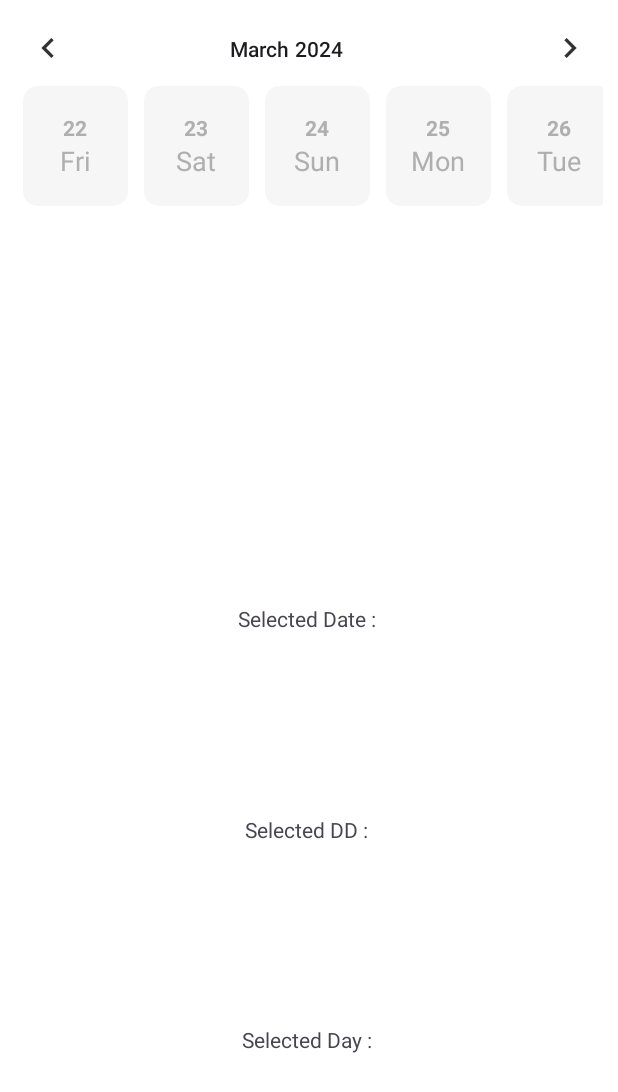
After one commit to chickenHuy/MiniSoccerFieldManagement-Android, an Android app: the fragment BookingFragment shown on its own in the app's theme, on a phone screen of 412 x 824 dp. The commit adds this screen. Shown: the top 1092 px of the screen. Run offline under Robolectric (Android 15) with nearby library versions, the phone set to English and light mode, and no system bars.

Commit message:
Thêm booking fragment

```diff
--- a/app/build.gradle
+++ b/app/build.gradle
@@ -29,6 +29,9 @@ android {
     buildFeatures {
         viewBinding true
     }
+    dataBinding {
+        enabled = true
+    }
 }
 
 dependencies {
--- a/app/src/main/java/vn/id/nguyenthanhhuy/minisoccerfieldmanagement/activity/MainActivity.java
+++ b/app/src/main/java/vn/id/nguyenthanhhuy/minisoccerfieldmanagement/activity/MainActivity.java
@@ -16,7 +16,7 @@ import vn.id.nguyenthanhhuy.minisoccerfieldmanagement.application.MainApplicatio
 import vn.id.nguyenthanhhuy.minisoccerfieldmanagement.fragment.FeedsFragment;
 import vn.id.nguyenthanhhuy.minisoccerfieldmanagement.fragment.HomeFragment;
 import vn.id.nguyenthanhhuy.minisoccerfieldmanagement.fragment.ShowUserProfileFragment;
-import vn.id.nguyenthanhhuy.minisoccerfieldmanagement.fragment.TransactionFragment;
+import vn.id.nguyenthanhhuy.minisoccerfieldmanagement.fragment.BookingFragment;
 import vn.id.nguyenthanhhuy.minisoccerfieldmanagement.fragment.WalletFragment;
 
 public class MainActivity extends AppCompatActivity {
@@ -51,7 +51,7 @@ public class MainActivity extends AppCompatActivity {
         bottomNavigationViewMenu.setOnNavigationItemSelectedListener(item -> {
             if (item.getItemId() == R.id.menu_option_transaction) {
                 floatingActionButton.setImageTintList(getResources().getColorStateList(R.color.black, getTheme()));
-                switchFragment(new TransactionFragment());
+                switchFragment(new BookingFragment());
                 return true;
             }
             if (item.getItemId() == R.id.menu_option_feeds) {
--- /dev/null
+++ b/app/src/main/java/vn/id/nguyenthanhhuy/minisoccerfieldmanagement/adapter/CalendarAdapter.java
@@ -0,0 +1,99 @@
+package vn.id.nguyenthanhhuy.minisoccerfieldmanagement.adapter;
+
+import android.os.Build;
+import android.view.LayoutInflater;
+import android.view.View;
+import android.view.ViewGroup;
+import android.widget.LinearLayout;
+import android.widget.TextView;
+
+import androidx.annotation.RequiresApi;
+import androidx.core.content.ContextCompat;
+import androidx.recyclerview.widget.RecyclerView;
+
+import java.util.ArrayList;
+
+import vn.id.nguyenthanhhuy.minisoccerfieldmanagement.R;
+import vn.id.nguyenthanhhuy.minisoccerfieldmanagement.model.CalendarDateModel;
+
+public class CalendarAdapter extends RecyclerView.Adapter<CalendarAdapter.CalendarViewHolder> {
+
+    private ArrayList<CalendarDateModel> list = new ArrayList<>();
+    private int adapterPosition = -1;
+    private OnItemClickListener mListener;
+
+    public CalendarAdapter(OnItemClickListener onItemClickListener) {
+    }
+
+    public interface OnItemClickListener {
+        void onItemClick(String text, String date, String day);
+    }
+
+    public void setOnItemClickListener(OnItemClickListener listener) {
+        mListener = listener;
+    }
+
+    @Override
+    public CalendarViewHolder onCreateViewHolder(ViewGroup parent, int viewType) {
+        LayoutInflater inflater = LayoutInflater.from(parent.getContext());
+        View view = inflater.inflate(R.layout.date_layout, parent, false);
+        return new CalendarViewHolder(view);
+    }
+
+    @RequiresApi(api = Build.VERSION_CODES.O)
+ @Override
+public void onBindViewHolder(CalendarViewHolder holder, int position) {
+    CalendarDateModel itemList = list.get(position);
+    holder.calendarDay.setText(itemList.getCalendarDay());
+    holder.calendarDate.setText(itemList.getCalendarDate());
+
+    holder.itemView.setOnClickListener(v -> {
+        int currentPosition = holder.getAdapterPosition();
+        if (currentPosition == RecyclerView.NO_POSITION) return;
+
+        adapterPosition = currentPosition;
+        notifyItemRangeChanged(0, list.size());
+
+        String text = itemList.getCalendarYear();
+        String date = itemList.getCalendarDate();
+        String day = itemList.getCalendarDay();
+        if (mListener != null) {
+            mListener.onItemClick(text, date, day);
+        }
+    });
+
+    if (position == adapterPosition) {
+        holder.calendarDay.setTextColor(ContextCompat.getColor(holder.itemView.getContext(), R.color.primaryColor));
+        holder.calendarDate.setTextColor(ContextCompat.getColor(holder.itemView.getContext(), R.color.primaryColor));
+        holder.linear.setBackground(holder.itemView.getContext().getDrawable(R.drawable.rectangle_fill));
+    } else {
+        holder.calendarDay.setTextColor(ContextCompat.getColor(holder.itemView.getContext(), R.color.gray));
+        holder.calendarDate.setTextColor(ContextCompat.getColor(holder.itemView.getContext(), R.color.gray));
+        holder.linear.setBackground(holder.itemView.getContext().getDrawable(R.drawable.rectangle_outline));
+    }
+}
+
+    @Override
+    public int getItemCount() {
+        return list.size();
+    }
+
+    public void setData(ArrayList<CalendarDateModel> calendarList) {
+        list.clear();
+        list.addAll(calendarList);
+        notifyDataSetChanged();
+    }
+
+    public static class CalendarViewHolder extends RecyclerView.ViewHolder {
+        TextView calendarDay;
+        TextView calendarDate;
+        LinearLayout linear;
+
+        public CalendarViewHolder(View view) {
+            super(view);
+            calendarDay = view.findViewById(R.id.tv_calendar_day);
+            calendarDate = view.findViewById(R.id.tv_calendar_date);
+            linear = view.findViewById(R.id.linear_calendar);
+        }
+    }
+}
--- /dev/null
+++ b/app/src/main/java/vn/id/nguyenthanhhuy/minisoccerfieldmanagement/fragment/BookingFragment.java
@@ -0,0 +1,140 @@
+package vn.id.nguyenthanhhuy.minisoccerfieldmanagement.fragment;
+
+import androidx.annotation.NonNull;
+import androidx.annotation.Nullable;
+import androidx.fragment.app.Fragment;
+import androidx.recyclerview.widget.LinearSnapHelper;
+import androidx.recyclerview.widget.RecyclerView;
+import androidx.recyclerview.widget.SnapHelper;
+
+import android.os.Bundle;
+import android.view.LayoutInflater;
+import android.view.View;
+import android.view.ViewGroup;
+import android.widget.ImageView;
+import android.widget.TextView;
+
+import java.text.SimpleDateFormat;
+import java.util.ArrayList;
+import java.util.Calendar;
+import java.util.Date;
+import java.util.Locale;
+
+import vn.id.nguyenthanhhuy.minisoccerfieldmanagement.R;
+import vn.id.nguyenthanhhuy.minisoccerfieldmanagement.adapter.CalendarAdapter;
+import vn.id.nguyenthanhhuy.minisoccerfieldmanagement.databinding.FragmentBookingBinding;
+import vn.id.nguyenthanhhuy.minisoccerfieldmanagement.model.CalendarDateModel;
+
+
+public class BookingFragment extends Fragment implements CalendarAdapter.OnItemClickListener {
+    private FragmentBookingBinding binding;
+    private  int adapterPosition = -1;
+    private RecyclerView recyclerView;
+    private TextView tvDateMonth;
+    private ImageView ivCalendarNext;
+    private ImageView ivCalendarPrevious;
+
+    private SimpleDateFormat sdf = new SimpleDateFormat("MMMM yyyy", Locale.ENGLISH);
+    private Calendar cal = Calendar.getInstance(Locale.ENGLISH);
+    private Calendar currentDate = Calendar.getInstance(Locale.ENGLISH);
+    private ArrayList<Date> dates = new ArrayList<>();
+    private CalendarAdapter adapter;
+    private ArrayList<CalendarDateModel> calendarList2 = new ArrayList<>();
+    @Nullable
+    @Override
+    public View onCreateView(@NonNull LayoutInflater inflater,
+                             @Nullable ViewGroup container,
+                             @Nullable Bundle savedInstanceState) {
+
+        binding = FragmentBookingBinding.inflate(inflater, container, false);
+        tvDateMonth = binding.textDateMonth;
+        recyclerView = binding.recyclerView;
+        ivCalendarNext = binding.ivCalendarNext;
+        ivCalendarPrevious = binding.ivCalendarPrevious;
+        setUpAdapter();
+        setUpClickListener();
+        setUpCalendar();
+        return binding.getRoot();
+    }
+
+    @Override
+    public void onViewCreated(@NonNull View view, @Nullable Bundle savedInstanceState) {
+        super.onViewCreated(view, savedInstanceState);
+
+    }
+
+    @Override
+    public void onDestroyView() {
+        super.onDestroyView();
+        binding = null;
+    }
+
+    @Override
+    public void onItemClick(String text, String date, String day) {
+        binding.selectedDate.setText("Selected date: " + text);
+        binding.selectedDD.setText("Selected DD: " + date);
+        binding.selectedDay.setText("Selected day: " + day);
+    }
+
+    private void setUpClickListener() {
+        ivCalendarNext.setOnClickListener(new View.OnClickListener() {
+            @Override
+            public void onClick(View v) {
+                cal.add(Calendar.MONTH, 1);
+                setUpCalendar();
+            }
+        });
+        ivCalendarPrevious.setOnClickListener(new View.OnClickListener() {
+            @Override
+            public void onClick(View v) {
+                cal.add(Calendar.MONTH, -1);
+                if (cal.equals(currentDate))
+                    setUpCalendar();
+                else
+                    setUpCalendar();
+            }
+        });
+    }
+
+    private void setUpAdapter() {
+        SnapHelper snapHelper = new LinearSnapHelper();
+        snapHelper.attachToRecyclerView(recyclerView);
+        adapter = new CalendarAdapter(new CalendarAdapter.OnItemClickListener() {
+            @Override
+            public void onItemClick(String text, String date, String day) {
+                for (int index = 0; index < calendarList2.size(); index++) {
+                    CalendarDateModel calendarModel = calendarList2.get(index);
+                    calendarModel.setSelected(index == adapterPosition);
+                }
+                adapter.setData(calendarList2);
+                adapter.setOnItemClickListener(this);
+            }
+        });
+        recyclerView.setAdapter(adapter);
+    }
+
+    private void setUpCalendar() {
+        ArrayList<CalendarDateModel> calendarList = new ArrayList<>();
+        tvDateMonth.setText(sdf.format(cal.getTime()));
+        Calendar monthCalendar = (Calendar) cal.clone();
+        int maxDaysInMonth = cal.getActualMaximum(Calendar.DAY_OF_MONTH);
+        dates.clear();
+        monthCalendar.set(Calendar.DAY_OF_MONTH, 1);
+        int todayPosition = -1;
+        while (dates.size() < maxDaysInMonth) {
+            dates.add(monthCalendar.getTime());
+            calendarList.add(new CalendarDateModel(monthCalendar.getTime(), false));
+            if (Calendar.getInstance().get(Calendar.DAY_OF_YEAR) == monthCalendar.get(Calendar.DAY_OF_YEAR)) {
+                todayPosition = dates.size() - 1;
+            }
+            monthCalendar.add(Calendar.DAY_OF_MONTH, 1);
+        }
+        calendarList2.clear();
+        calendarList2.addAll(calendarList);
+        adapter.setOnItemClickListener(this);
+        adapter.setData(calendarList);
+        if (todayPosition != -1) {
+            recyclerView.scrollToPosition(todayPosition);
+        }
+    }
+}
--- a/app/src/main/java/vn/id/nguyenthanhhuy/minisoccerfieldmanagement/fragment/TransactionFragment.java
+++ /dev/null
@@ -1,38 +0,0 @@
-package vn.id.nguyenthanhhuy.minisoccerfieldmanagement.fragment;
-
-import androidx.annotation.NonNull;
-import androidx.annotation.Nullable;
-import androidx.fragment.app.Fragment;
-
-import android.os.Bundle;
-import android.view.LayoutInflater;
-import android.view.View;
-import android.view.ViewGroup;
-
-import vn.id.nguyenthanhhuy.minisoccerfieldmanagement.databinding.FragmentTransactionBinding;
-
-public class TransactionFragment extends Fragment {
-    private FragmentTransactionBinding binding;
-
-    @Nullable
-    @Override
-    public View onCreateView(@NonNull LayoutInflater inflater,
-                             @Nullable ViewGroup container,
-                             @Nullable Bundle savedInstanceState) {
-
-        binding = FragmentTransactionBinding.inflate(inflater, container, false);
-        return binding.getRoot();
-    }
-
-    @Override
-    public void onViewCreated(@NonNull View view, @Nullable Bundle savedInstanceState) {
-        super.onViewCreated(view, savedInstanceState);
-
-    }
-
-    @Override
-    public void onDestroyView() {
-        super.onDestroyView();
-        binding = null;
-    }
-}
--- /dev/null
+++ b/app/src/main/java/vn/id/nguyenthanhhuy/minisoccerfieldmanagement/model/CalendarDateModel.java
@@ -0,0 +1,47 @@
+package vn.id.nguyenthanhhuy.minisoccerfieldmanagement.model;
+import java.text.SimpleDateFormat;
+import java.util.Calendar;
+import java.util.Date;
+import java.util.Locale;
+
+public class CalendarDateModel {
+    private Date data;
+    private boolean isSelected;
+
+    public CalendarDateModel(Date data, boolean isSelected) {
+        this.data = data;
+        this.isSelected = isSelected;
+    }
+
+    public String getCalendarDay() {
+        SimpleDateFormat format = new SimpleDateFormat("EE", Locale.getDefault());
+        return format.format(data);
+    }
+
+    public String getCalendarYear() {
+        SimpleDateFormat format = new SimpleDateFormat("dd MMMM yyyy", Locale.getDefault());
+        return format.format(data);
+    }
+
+    public String getCalendarDate() {
+        Calendar cal = Calendar.getInstance();
+        cal.setTime(data);
+        return String.valueOf(cal.get(Calendar.DAY_OF_MONTH));
+    }
+
+    public Date getData() {
+        return data;
+    }
+
+    public void setData(Date data) {
+        this.data = data;
+    }
+
+    public boolean isSelected() {
+        return isSelected;
+    }
+
+    public void setSelected(boolean selected) {
+        isSelected = selected;
+    }
+}
--- /dev/null
+++ b/app/src/main/res/drawable/rectangle_fill.xml
@@ -0,0 +1,8 @@
+<?xml version="1.0" encoding="utf-8"?>
+<shape xmlns:android="http://schemas.android.com/apk/res/android"
+    android:shape="rectangle">
+    <stroke android:color="@color/primaryColor" android:width="2dp"/> <!-- Add this line -->
+    <solid android:color="@color/white"/>
+    <corners android:radius="10dp"/>
+
+</shape>
--- /dev/null
+++ b/app/src/main/res/drawable/rectangle_fill_trans.xml
@@ -0,0 +1,9 @@
+<?xml version="1.0" encoding="utf-8"?>
+<shape xmlns:android="http://schemas.android.com/apk/res/android"
+    android:shape="rectangle">
+
+    <stroke android:color="@color/gray" android:width="2dp"/> <!-- Add this line -->
+    <solid android:color="#00000000"/>
+    <corners android:radius="10dp"/>
+
+</shape>
--- /dev/null
+++ b/app/src/main/res/drawable/rectangle_outline.xml
@@ -0,0 +1,7 @@
+<?xml version="1.0" encoding="utf-8"?>
+<shape xmlns:android="http://schemas.android.com/apk/res/android"
+    android:shape="rectangle">
+    <solid android:color="#F6F6F6"/>
+    <corners android:radius="10dp"/>
+
+</shape>
--- /dev/null
+++ b/app/src/main/res/layout/date_layout.xml
@@ -0,0 +1,29 @@
+<?xml version="1.0" encoding="utf-8"?>
+<LinearLayout xmlns:android="http://schemas.android.com/apk/res/android"
+    android:layout_width="70dp"
+    android:layout_height="80dp"
+    android:id="@+id/linear_calendar"
+    android:layout_margin="5dp"
+    android:gravity="center"
+    android:orientation="vertical"
+    android:padding="15dp"
+    android:background="@drawable/rectangle_outline"
+    xmlns:app="http://schemas.android.com/apk/res-auto">
+
+    <TextView
+        android:id="@+id/tv_calendar_date"
+        android:layout_width="wrap_content"
+        android:layout_height="wrap_content"
+        android:text="11"
+        android:textStyle="bold"
+        android:textSize="14sp" />
+
+    <TextView
+        android:id="@+id/tv_calendar_day"
+        android:layout_width="wrap_content"
+        android:layout_height="wrap_content"
+        android:text="Mon"
+        android:textStyle="normal"
+        android:textSize="18sp" />
+
+</LinearLayout>
--- /dev/null
+++ b/app/src/main/res/layout/fragment_booking.xml
@@ -0,0 +1,90 @@
+<?xml version="1.0" encoding="utf-8"?>
+<LinearLayout xmlns:android="http://schemas.android.com/apk/res/android"
+    xmlns:tools="http://schemas.android.com/tools"
+    xmlns:app="http://schemas.android.com/apk/res-auto"
+    android:layout_width="match_parent"
+    android:layout_height="match_parent"
+    android:background="@color/white"
+    android:orientation="vertical"
+    tools:context=".fragment.BookingFragment">
+
+    <androidx.constraintlayout.widget.ConstraintLayout
+        android:layout_width="match_parent"
+        android:layout_height="match_parent"
+        tools:context=".MainActivity">
+        <ImageView
+            android:id="@+id/iv_calendar_previous"
+            android:layout_width="wrap_content"
+            android:layout_height="wrap_content"
+            android:padding="20dp"
+            android:src="@drawable/ic_chevron_left"
+            app:layout_constraintStart_toStartOf="parent"
+            app:layout_constraintTop_toTopOf="parent" />
+
+        <ImageView
+            android:id="@+id/iv_calendar_next"
+            android:layout_width="wrap_content"
+            android:layout_height="wrap_content"
+            android:padding="20dp"
+            android:src="@drawable/ic_chevron_right"
+            app:layout_constraintEnd_toEndOf="parent"
+            app:layout_constraintTop_toTopOf="parent" />
+
+        <TextView
+            android:id="@+id/text_date_month"
+            style="@style/TextAppearance.MaterialComponents.Subtitle2"
+            android:layout_width="wrap_content"
+            android:layout_height="wrap_content"
+            android:layout_marginRight="30dp"
+            app:layout_constraintBottom_toBottomOf="@id/iv_calendar_next"
+            app:layout_constraintEnd_toEndOf="parent"
+            app:layout_constraintStart_toStartOf="parent"
+            app:layout_constraintTop_toTopOf="@id/iv_calendar_next"
+            tools:text="December 2020" />
+
+
+        <androidx.recyclerview.widget.RecyclerView
+            android:id="@+id/recyclerView"
+            android:layout_width="0dp"
+            android:layout_height="wrap_content"
+            android:layout_margin="10dp"
+            android:orientation="horizontal"
+            tools:listitem="@layout/date_layout"
+            app:layoutManager="androidx.recyclerview.widget.LinearLayoutManager"
+            app:layout_constraintLeft_toLeftOf="parent"
+            app:layout_constraintRight_toRightOf="parent"
+            app:layout_constraintTop_toBottomOf="@id/text_date_month" />
+
+        <TextView
+            android:id="@+id/selectedDate"
+            android:layout_width="wrap_content"
+            android:layout_height="wrap_content"
+            android:text="Selected Date : "
+            app:layout_constraintStart_toStartOf="parent"
+            app:layout_constraintEnd_toEndOf="parent"
+            app:layout_constraintTop_toTopOf="parent"
+            app:layout_constraintBottom_toBottomOf="parent"/>
+
+        <TextView
+            android:id="@+id/selectedDD"
+            android:layout_width="wrap_content"
+            android:layout_height="wrap_content"
+            android:text="Selected DD : "
+            app:layout_constraintStart_toStartOf="parent"
+            app:layout_constraintEnd_toEndOf="parent"
+            app:layout_constraintTop_toBottomOf="@id/selectedDate"
+            app:layout_constraintBottom_toTopOf="@id/selectedDay"/>
+
+        <TextView
+            android:id="@+id/selectedDay"
+            android:layout_width="wrap_content"
+            android:layout_height="wrap_content"
+            android:text="Selected Day : "
+            app:layout_constraintStart_toStartOf="parent"
+            app:layout_constraintEnd_toEndOf="parent"
+            app:layout_constraintTop_toBottomOf="@id/selectedDD"
+            app:layout_constraintBottom_toBottomOf="parent"/>
+
+    </androidx.constraintlayout.widget.ConstraintLayout>
+
+</LinearLayout>
--- a/app/src/main/res/layout/fragment_transaction.xml
+++ /dev/null
@@ -1,16 +0,0 @@
-<?xml version="1.0" encoding="utf-8"?>
-<LinearLayout xmlns:android="http://schemas.android.com/apk/res/android"
-    xmlns:tools="http://schemas.android.com/tools"
-    android:layout_width="match_parent"
-    android:layout_height="match_parent"
-    android:background="@color/white"
-    android:orientation="vertical"
-    tools:context=".fragment.TransactionFragment">
-
-    <TextView
-        style="@style/header_text_custom"
-        android:layout_gravity="center"
-        android:layout_marginTop="300dp"
-        android:text="Transaction Fragment" />
-
-</LinearLayout>
```
